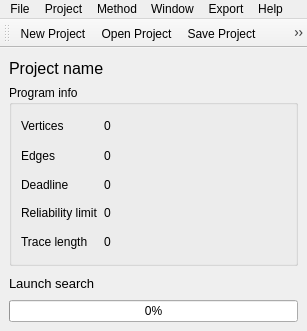
Qt form src/SchedulerGUI/Windows/MainWindow.ui (DanielZorin/movepoint) before a commit.
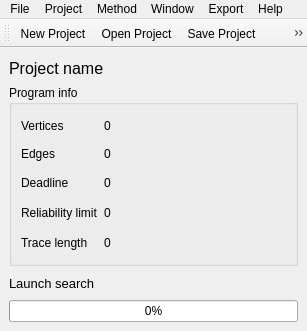
The same form after that commit. Icons and pictures are not drawn.

What changed in the file:
```diff
--- a/src/SchedulerGUI/Windows/MainWindow.ui
+++ b/src/SchedulerGUI/Windows/MainWindow.ui
@@ -134,8 +134,8 @@
         <widget class="QLabel" name="tdir" >
          <property name="minimumSize" >
           <size>
-           <width>20</width>
-           <height>0</height>
+           <width>24</width>
+           <height>24</height>
           </size>
          </property>
          <property name="text" >
@@ -155,6 +155,12 @@
        </item>
        <item row="3" column="1" >
         <widget class="QLabel" name="rdir" >
+         <property name="minimumSize" >
+          <size>
+           <width>24</width>
+           <height>24</height>
+          </size>
+         </property>
          <property name="text" >
           <string>0</string>
          </property>
```
Left out of the diff: 34 changed lines with no effect on the pictures.
